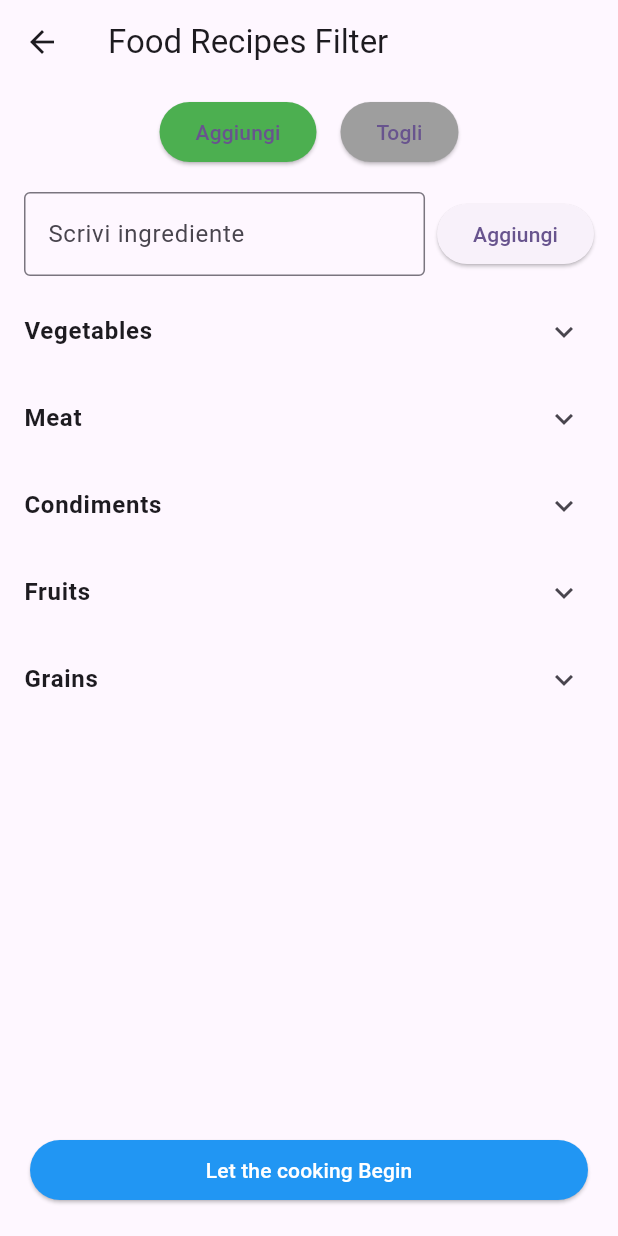
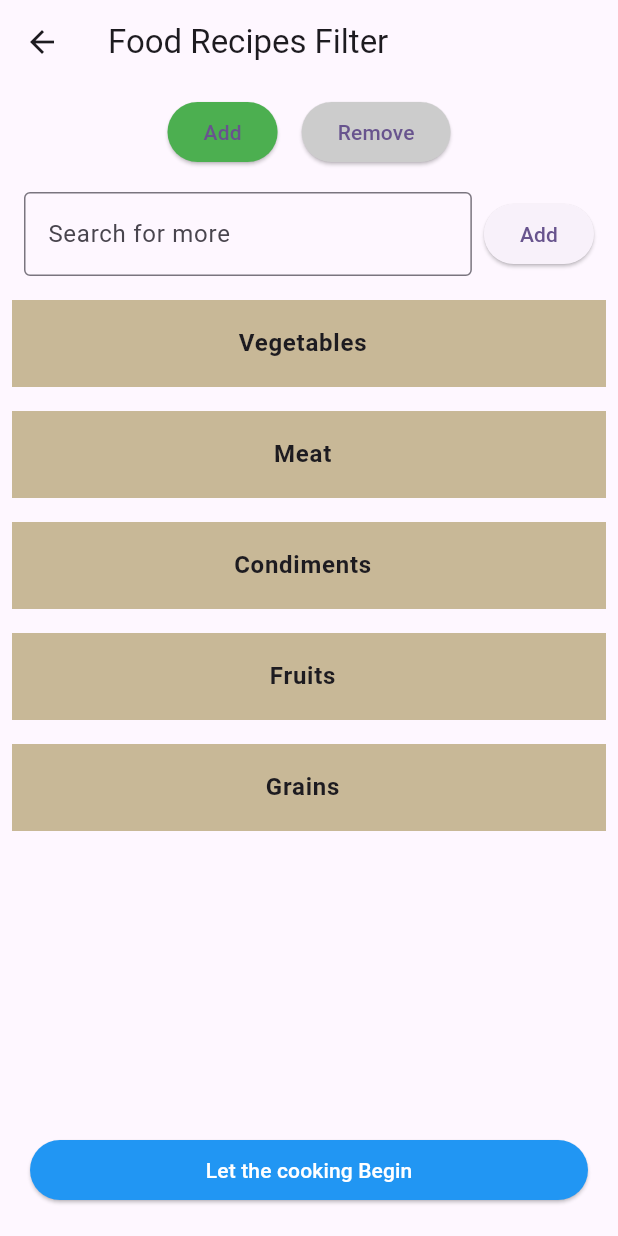
Before and after one commit to 195fra/Let-Me-Cook, a Flutter app: the screen it shows after launch, after a tap on the "add" icon, on a phone screen of 412 x 824 dp. Run offline on Flutter 3.47's test engine with Material 3 defaults, Android fonts, the light colour scheme and no system bars.

Commit message:
modifiche e aggiunto ricetta del giorno in home_page

```diff
--- a/let_me_cook/lib/home_page.dart
+++ b/let_me_cook/lib/home_page.dart
@@ -1,8 +1,11 @@
+import 'dart:math';
 import 'package:flutter/material.dart';
+import 'package:let_me_cook/Pages/Recipe_page.dart';
 import 'package:let_me_cook/components/bottom_bar.dart';
 import 'package:let_me_cook/recepies_filter/MVVM/filtered_recipes.dart';
 import 'package:let_me_cook/recepies_filter/MVVM/food_list_page.dart';
 import 'package:let_me_cook/recepies_filter/MVVM/food_list_viewmodel.dart';
+import 'package:let_me_cook/recepies_filter/food_item.dart';
 
 class HomePage extends StatefulWidget {
   const HomePage({super.key});
@@ -13,11 +16,21 @@ class HomePage extends StatefulWidget {
 
 class _HomePageState extends State<HomePage> {
   final FoodListViewModel viewModel = FoodListViewModel();
+  FoodItem? randomRecipe;
 
   @override
   void initState() {
     super.initState();
-    viewModel.loadFoodList();
+    // Carica le ricette e seleziona una ricetta del giorno una sola volta
+    viewModel.loadFoodList().then((_) {
+      if (viewModel.allFoodItems.isNotEmpty) {
+        setState(() {
+          randomRecipe = viewModel
+              .allFoodItems[Random().nextInt(viewModel.allFoodItems.length)];
+        });
+      }
+    });
+    viewModel.setAction('Add'); // for the ingredients button color
   }
 
   // Ingredienti iniziali comuni
@@ -37,7 +50,9 @@ class _HomePageState extends State<HomePage> {
         child: SingleChildScrollView(
           child: Column(
             children: [
-              Container(
+              Padding(
+                padding: const EdgeInsets.only(bottom: 20),
+                child: Container(
                   color: const Color(0xFF7D8554),
                   child: Padding(
                     padding: const EdgeInsets.all(8.0),
@@ -47,16 +62,34 @@ class _HomePageState extends State<HomePage> {
                       children: [
                         Expanded(
                           flex: 2,
+                          child: Padding(
+                            padding: const EdgeInsets.symmetric(horizontal: 8),
                             child: Column(
                               mainAxisAlignment: MainAxisAlignment.center,
+                              crossAxisAlignment: CrossAxisAlignment.start,
                               children: [
                                 const Text(
-                              "Hello Mario!\nReady to cook with what's in your kitchen?",
-                              style: TextStyle(color: Colors.white),
+                                  "Hello Mario!",
+                                  style: TextStyle(
+                                    color: Colors.white,
+                                    fontSize: 30,
+                                  ),
                                   textAlign: TextAlign.left,
                                 ),
-                            Image.asset("assets/images/chef.png", height: 100),
+                                const Text(
+                                  "Ready to cook with what's in your kitchen?",
+                                  style: TextStyle(
+                                    color: Colors.white,
+                                    fontSize: 15,
+                                  ),
+                                  textAlign: TextAlign.left,
+                                ),
+                                Image.asset(
+                                  "assets/images/chef.png",
+                                  height: 100,
+                                ),
                               ],
+                            ),
                           ),
                         ),
                         Expanded(
@@ -70,14 +103,19 @@ class _HomePageState extends State<HomePage> {
                     ),
                   ),
                 ),
+              ),
 
-              const SizedBox(height: 10),
-              const Text(
+              Align(
+                alignment: Alignment.centerLeft,
+                child: Padding(
+                  padding: const EdgeInsets.symmetric(horizontal: 8),
+                  child: const Text(
                     "What's in the fridge",
                     style: TextStyle(fontSize: 18, fontWeight: FontWeight.bold),
                   ),
+                ),
+              ),
 
-              // GRID BOTTONI INGREDIENTI
               Container(
                 padding: const EdgeInsets.all(8),
                 height: 170,
@@ -110,16 +148,11 @@ class _HomePageState extends State<HomePage> {
                               child: Column(
                                 mainAxisAlignment: MainAxisAlignment.center,
                                 children: [
-                                  /*const Icon(
-                                    Icons.food_bank,
-                                    color: Colors.white,
-                                    size: 28,
-                                  ),*/
                                   const SizedBox(height: 4),
                                   Text(
                                     ingredient,
                                     style: const TextStyle(
-                                      color: Colors.white,
+                                      color: Colors.black,
                                       fontSize: 20,
                                     ),
                                     textAlign: TextAlign.center,
@@ -154,7 +187,6 @@ class _HomePageState extends State<HomePage> {
                 ),
               ),
 
-              // 🔵 BOTTONE BLU: Mostra le ricette filtrate
               Padding(
                 padding: const EdgeInsets.all(8.0),
                 child: SizedBox(
@@ -168,9 +200,7 @@ class _HomePageState extends State<HomePage> {
                       ),
                     ),
                     onPressed: () {
-                      // Applica il filtro e apri la pagina con i risultati
                       viewModel.filterRecipes();
-
                       Navigator.push(
                         context,
                         MaterialPageRoute(
@@ -180,18 +210,75 @@ class _HomePageState extends State<HomePage> {
                         ),
                       );
                     },
-                    child: const Text("Let the cooking Begin"),
+                    child: const Text(
+                      "Let the cooking Begin",
+                      style: TextStyle(
+                        fontSize: 18,
+                        fontWeight: FontWeight.bold,
+                      ),
+                    ),
                   ),
                 ),
               ),
 
-              const SizedBox(height: 10),
-              const Text("Recipe of the day"),
+              const Align(
+                alignment: Alignment.centerLeft,
+                child: Padding(
+                  padding: EdgeInsets.symmetric(horizontal: 8),
+                  child: Text(
+                    "Recipe of the day",
+                    style: TextStyle(fontSize: 18, fontWeight: FontWeight.bold),
+                  ),
+                ),
+              ),
+
+              if (randomRecipe != null)
                 Padding(
                   padding: const EdgeInsets.all(8.0),
+                  child: GestureDetector(
+                    onTap: () {
+                      Navigator.push(
+                        context,
+                        MaterialPageRoute(
+                          builder: (context) =>
+                              RecipePage(foodItem: randomRecipe!),
+                        ),
+                      );
+                    },
+                    child: Container(
+                      height: 200,
+                      decoration: BoxDecoration(
+                        color: Colors.grey[200],
+                        borderRadius: BorderRadius.circular(12),
+                      ),
+                      child: Row(
+                        children: [
+                          Expanded(
+                            child: Padding(
+                              padding: const EdgeInsets.all(12.0),
+                              child: Text(
+                                randomRecipe!.title,
+                                style: const TextStyle(
+                                  fontSize: 20,
+                                  fontWeight: FontWeight.bold,
+                                ),
+                              ),
+                            ),
+                          ),
+                          Padding(
+                            padding: const EdgeInsets.all(8),
+                            child: ClipRRect(
                               child: Image.asset(
-                  'assets/images/recipe_day.png',
-                  fit: BoxFit.fitWidth,
+                                'assets/images/chef_special.png',
+                                width: 120,
+                                height: 150,
+                                fit: BoxFit.cover,
+                              ),
+                            ),
+                          ),
+                        ],
+                      ),
+                    ),
                   ),
                 ),
             ],
--- a/let_me_cook/lib/recepies_filter/MVVM/food_list_page.dart
+++ b/let_me_cook/lib/recepies_filter/MVVM/food_list_page.dart
@@ -1,7 +1,6 @@
 import 'package:flutter/material.dart';
 import 'package:let_me_cook/recepies_filter/MVVM/filtered_recipes.dart';
 import 'package:let_me_cook/recepies_filter/MVVM/food_list_viewmodel.dart';
-import 'package:let_me_cook/components/bottom_bar.dart';
 
 class FoodListPage extends StatefulWidget {
   @override
@@ -21,7 +20,7 @@ class _FoodListPageState extends State<FoodListPage> {
     });
   }
 
-  Widget _buildIngredientButton(String ingredient) {
+  Widget ingredientButton(String ingredient) {
     return ElevatedButton(
       onPressed: () {
         setState(() => viewModel.toggleIngredient(ingredient));
@@ -33,19 +32,27 @@ class _FoodListPageState extends State<FoodListPage> {
     );
   }
 
-  Widget _buildCategoryList(String category, List<String> ingredients) {
-    return ExpansionTile(
-      title: Text(category, style: TextStyle(fontWeight: FontWeight.bold)),
+  // categorie ingredienti
+  Widget categoryList(String category, List<String> ingredients) {
+    return Padding(
+      padding: const EdgeInsets.all(8),
+      child: ExpansionTile(
+        title: Text(category, style: TextStyle(fontWeight: FontWeight.bold), textAlign: TextAlign.center,),
+        showTrailingIcon: false,
+        collapsedBackgroundColor: Color(0xFFC8B897),
         children: [
           Padding(
-          padding: const EdgeInsets.all(8.0),
+            padding: const EdgeInsets.all(8),
             child: Wrap(
               spacing: 8,
               runSpacing: 8,
-            children: ingredients.map((i) => _buildIngredientButton(i)).toList(),
+              children: ingredients
+                  .map((i) => ingredientButton(i))
+                  .toList(),
             ),
           ),
         ],
+      ),
     );
   }
 
@@ -54,7 +61,7 @@ class _FoodListPageState extends State<FoodListPage> {
     if (ingredient.isEmpty) return;
 
     setState(() {
-      if (viewModel.currentAction == 'Aggiungi') {
+      if (viewModel.currentAction == 'Add') {
         viewModel.selectedIncludeIngredients.add(ingredient);
         viewModel.selectedExcludeIngredients.remove(ingredient);
       } else {
@@ -66,16 +73,21 @@ class _FoodListPageState extends State<FoodListPage> {
     });
   }
 
-  // Versione aggiornata: scroll orizzontale
-  Widget _buildManualIngredientList(String title, Set<String> ingredients, Color color) {
-    if (ingredients.isEmpty) return SizedBox.shrink(); // niente da mostrare
-
+  Widget _buildManualIngredientList(
+    String title,
+    Set<String> ingredients,
+    Color color,
+  ) {
+    if (ingredients.isEmpty) return SizedBox.shrink();
     return Padding(
       padding: const EdgeInsets.symmetric(horizontal: 16, vertical: 8),
       child: Column(
         crossAxisAlignment: CrossAxisAlignment.start,
         children: [
-          Text(title, style: TextStyle(fontWeight: FontWeight.bold, fontSize: 16)),
+          Text(
+            title,
+            style: TextStyle(fontWeight: FontWeight.bold, fontSize: 16),
+          ),
           const SizedBox(height: 8),
           SingleChildScrollView(
             scrollDirection: Axis.horizontal,
@@ -85,7 +97,6 @@ class _FoodListPageState extends State<FoodListPage> {
                   padding: const EdgeInsets.only(right: 8),
                   child: Chip(
                     label: Text(ingredient),
-                    backgroundColor: color.withOpacity(0.2),
                     deleteIcon: Icon(Icons.close),
                     onDeleted: () {
                       setState(() {
@@ -111,34 +122,42 @@ class _FoodListPageState extends State<FoodListPage> {
           ? Center(child: CircularProgressIndicator())
           : Column(
               children: [
-                // Selettore modalità Aggiungi/Togli
+                // Selettore modalità Add/Remove
                 Padding(
                   padding: const EdgeInsets.symmetric(vertical: 8),
                   child: Row(
                     mainAxisAlignment: MainAxisAlignment.center,
                     children: [
                       ElevatedButton(
-                        onPressed: () => setState(() => viewModel.setAction('Aggiungi')),
+                        onPressed: () =>
+                            setState(() => viewModel.setAction('Add')),
                         style: ElevatedButton.styleFrom(
-                          backgroundColor: viewModel.currentAction == 'Aggiungi' ? Colors.green : Colors.grey,
+                          backgroundColor: viewModel.currentAction == 'Add'
+                              ? Colors.green
+                              : Color(0xFFCCCCCC),
                         ),
-                        child: Text('Aggiungi'),
+                        child: Text('Add'),
                       ),
                       SizedBox(width: 16),
                       ElevatedButton(
-                        onPressed: () => setState(() => viewModel.setAction('Togli')),
+                        onPressed: () =>
+                            setState(() => viewModel.setAction('Remove')),
                         style: ElevatedButton.styleFrom(
-                          backgroundColor: viewModel.currentAction == 'Togli' ? Colors.red : Colors.grey,
+                          backgroundColor: viewModel.currentAction == 'Remove'
+                              ? Colors.red
+                              : Color(0xFFCCCCCC),
                         ),
-                        child: Text('Togli'),
+                        child: Text('Remove'),
                       ),
                     ],
                   ),
                 ),
 
-                // Campo testo per aggiungere/togliere ingrediente
                 Padding(
-                  padding: const EdgeInsets.symmetric(horizontal: 16, vertical: 8),
+                  padding: const EdgeInsets.symmetric(
+                    horizontal: 16,
+                    vertical: 8,
+                  ),
                   child: Row(
                     children: [
                       Expanded(
@@ -146,7 +165,7 @@ class _FoodListPageState extends State<FoodListPage> {
                           controller: ingredientController,
                           decoration: InputDecoration(
                             border: OutlineInputBorder(),
-                            labelText: 'Scrivi ingrediente',
+                            labelText: 'Search for more',
                           ),
                         ),
                       ),
@@ -154,19 +173,18 @@ class _FoodListPageState extends State<FoodListPage> {
                       ElevatedButton(
                         onPressed: _handleAddTextIngredient,
                         child: Text(viewModel.currentAction),
-                      )
+                      ),
                     ],
                   ),
                 ),
 
-                // Lista ingredienti aggiunti manualmente (scrollabile orizzontalmente)
                 _buildManualIngredientList(
-                  'Ingredienti da includere:',
+                  'Ingredients to include:',
                   viewModel.selectedIncludeIngredients,
                   Colors.green,
                 ),
                 _buildManualIngredientList(
-                  'Ingredienti da escludere:',
+                  'Ingredients to remove:',
                   viewModel.selectedExcludeIngredients,
                   Colors.red,
                 ),
@@ -175,7 +193,7 @@ class _FoodListPageState extends State<FoodListPage> {
                 Expanded(
                   child: ListView(
                     children: viewModel.ingredientCategories.entries
-                        .map((e) => _buildCategoryList(e.key, e.value))
+                        .map((e) => categoryList(e.key, e.value))
                         .toList(),
                   ),
                 ),
@@ -208,9 +226,7 @@ class _FoodListPageState extends State<FoodListPage> {
                   ),
                 ),
               ],
-
             ),
-      //bottomNavigationBar: const BottomBar(),
     );
   }
 }
--- a/let_me_cook/lib/recepies_filter/MVVM/food_list_viewmodel.dart
+++ b/let_me_cook/lib/recepies_filter/MVVM/food_list_viewmodel.dart
@@ -21,7 +21,7 @@ class FoodListViewModel {
   Set<String> selectedIncludeIngredients = {};
   Set<String> selectedExcludeIngredients = {};
 
-  String currentAction = 'Aggiungi';
+  String currentAction = 'Add';
 
   Future<void> loadFoodList() async {
     String jsonString = await rootBundle.loadString("assets/recipes.json");
@@ -51,7 +51,7 @@ class FoodListViewModel {
   }
 
   void toggleIngredient(String ingredient) {
-    if (currentAction == 'Aggiungi') {
+    if (currentAction == 'Add') {
       if (selectedIncludeIngredients.contains(ingredient)) {
         selectedIncludeIngredients.remove(ingredient);
       } else {
@@ -70,10 +70,10 @@ class FoodListViewModel {
   }
 
   Color getIngredientButtonColor(String ingredient) {
-    if (currentAction == 'Aggiungi') {
-      return selectedIncludeIngredients.contains(ingredient) ? Colors.green : Colors.grey;
+    if (currentAction == 'Add') {
+      return selectedIncludeIngredients.contains(ingredient) ? Colors.green : Color(0xFFCCCCCC);
     } else {
-      return selectedExcludeIngredients.contains(ingredient) ? Colors.red : Colors.grey;
+      return selectedExcludeIngredients.contains(ingredient) ? Colors.red : Color(0xFFCCCCCC);
     }
   }
 }
```
Also changed, not shown: let_me_cook/assets/images/chef_special.png (added). Lines whose indentation alone changed are shown as unchanged.
